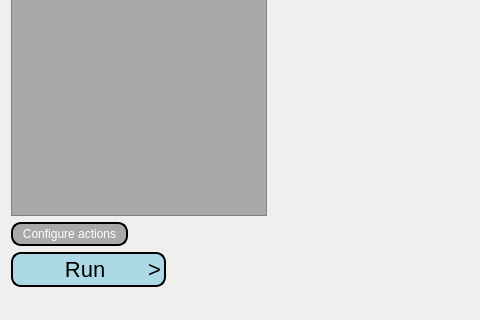
dboun/MultiPatientImageProcessing, file mainwindow.ui: the form before one commit; both pictures show x 0 to 480 and y 370 to 690 of the 986 by 690 pixel window.
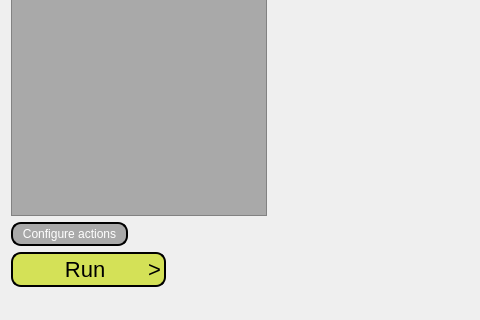
The form after the commit.

Commit message: Add progress bar. Change the UI a little bit.

Diff of the .ui file:
```diff
--- a/mainwindow.ui
+++ b/mainwindow.ui
@@ -54,7 +54,7 @@
       <item alignment="Qt::AlignLeft">
        <widget class="QPushButton" name="pushButtonRun">
         <property name="styleSheet">
-         <string notr="true">QPushButton { font:22px;color:black; background-color:lightblue; border-style: solid; border-color: black; border-width: 2px; border-radius: 10px; padding: 3px;}
+         <string notr="true">QPushButton { font:22px;color:black; background-color:#D4E157; border-style: solid; border-color: black; border-width: 2px; border-radius: 10px; padding: 3px;}
 QPushButton:checked{ background-color: red; border-style: outset; border-style: solid; border-color: black; border-width: 2px; border-radius: 10px;}
 QPushButton:hover{ background-color: lightGray;border-style: outset; border-style: solid; border-color: black; border-width: 2px; border-radius: 10px;}
 QPushButton:pressed{ background-color: darkGray;border-style: outset; border-style: solid; border-color: black; border-width: 2px; border-radius: 10px;}                 </string>
```
Left out of the diff: 4 changed lines with no effect on the pictures. The commit also changes 2 other files.
